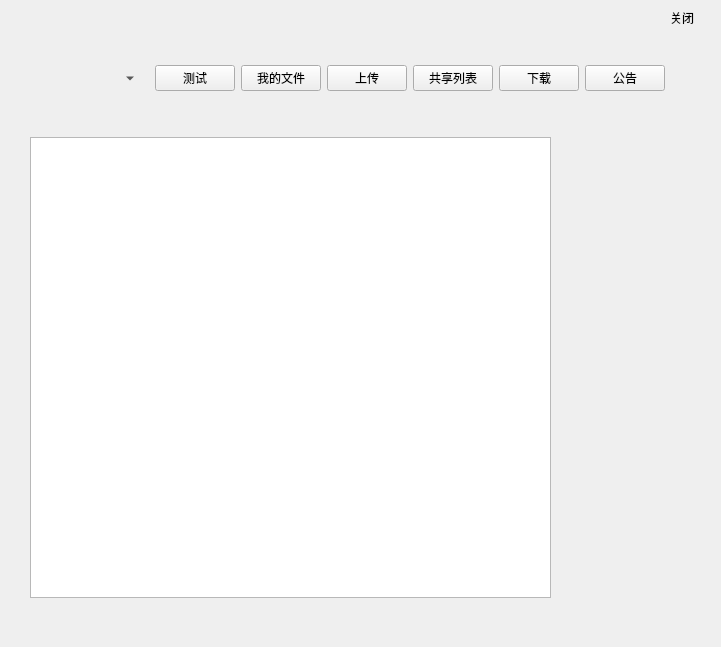
The window that upload.ui (sihe-gg/qCloundDisk) describes before a commit, drawn with Qt 5.
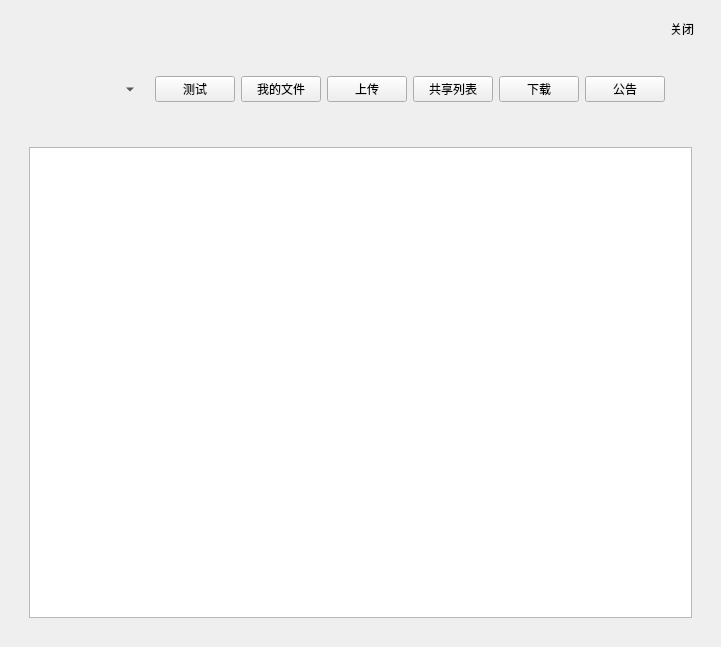
The same window after the commit. The open tabs and pages were chosen to show the change. Icons and pictures are not drawn.

The edit to the form file:
```diff
--- a/upload.ui
+++ b/upload.ui
@@ -13,13 +13,7 @@
   <property name="windowTitle">
    <string>Form</string>
   </property>
-  <layout class="QGridLayout" name="gridLayout_18" rowstretch="0,0">
-   <property name="topMargin">
-    <number>0</number>
-   </property>
-   <property name="bottomMargin">
-    <number>18</number>
-   </property>
+  <layout class="QGridLayout" name="gridLayout_18">
    <item row="0" column="0">
     <widget class="QWidget" name="widget_13" native="true">
      <layout class="QGridLayout" name="gridLayout_4">
@@ -543,16 +537,11 @@
             </layout>
            </widget>
            <widget class="QWidget" name="download_Page">
-            <widget class="QTableWidget" name="download_TableWidget">
-             <property name="geometry">
-              <rect>
-               <x>10</x>
-               <y>10</y>
-               <width>521</width>
-               <height>461</height>
-              </rect>
-             </property>
-            </widget>
+            <layout class="QGridLayout" name="gridLayout_20">
+             <item row="0" column="0">
+              <widget class="QTreeView" name="download_TreeView"/>
+             </item>
+            </layout>
            </widget>
           </widget>
          </item>
```
Left out of the diff: 2 changed lines with no effect on the pictures.
